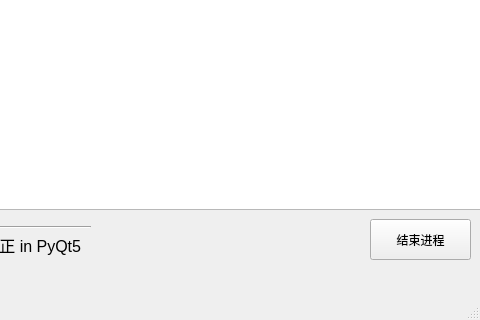
XDZhelheim/cs302-process-memory-tracker, file process_monitor/process_monitor_GUI.ui: the form before one commit; both pictures show x 120 to 600 and y 461 to 781 of the 600 by 781 pixel window.
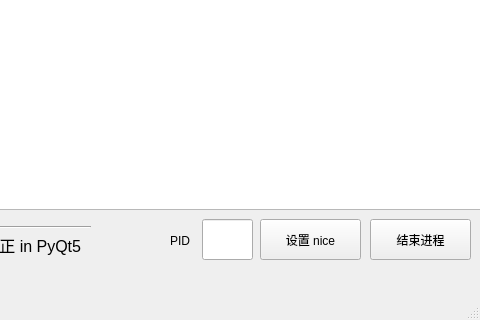
The form after the commit.

Commit message: Button: terminate process

The edit to the form file:
```diff
--- a/process_monitor/process_monitor_GUI.ui
+++ b/process_monitor/process_monitor_GUI.ui
@@ -203,6 +203,45 @@
      <string/>
     </property>
    </widget>
+   <widget class="QPushButton" name="nice_button">
+    <property name="geometry">
+     <rect>
+      <x>380</x>
+      <y>680</y>
+      <width>101</width>
+      <height>41</height>
+     </rect>
+    </property>
+    <property name="text">
+     <string>设置 nice</string>
+    </property>
+   </widget>
+   <widget class="QLineEdit" name="pid_input">
+    <property name="geometry">
+     <rect>
+      <x>322</x>
+      <y>680</y>
+      <width>51</width>
+      <height>41</height>
+     </rect>
+    </property>
+    <property name="text">
+     <string/>
+    </property>
+   </widget>
+   <widget class="QLabel" name="pid_label">
+    <property name="geometry">
+     <rect>
+      <x>290</x>
+      <y>690</y>
+      <width>31</width>
+      <height>23</height>
+     </rect>
+    </property>
+    <property name="text">
+     <string>PID</string>
+    </property>
+   </widget>
   </widget>
   <widget class="QMenuBar" name="menubar">
    <property name="geometry">
```
The commit also changes 2 other files.
